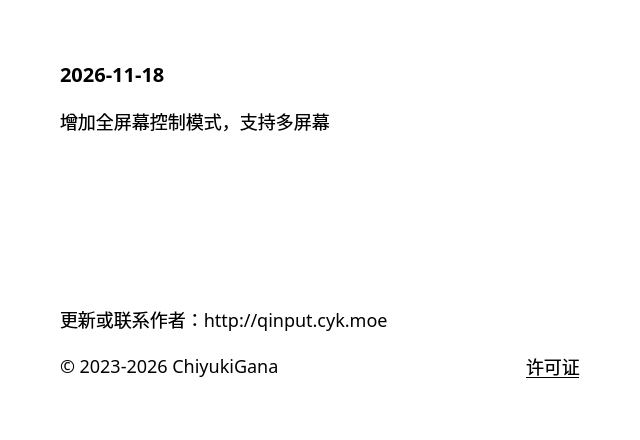
Old version of the form source/ui/AboutUi.ui in the repository ChiyukiGana/Quickinput.
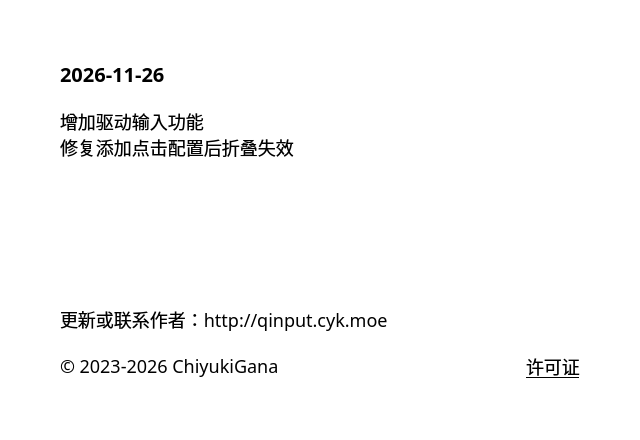
New version of the form.

Patch:
```diff
--- a/source/ui/AboutUi.ui
+++ b/source/ui/AboutUi.ui
@@ -63,7 +63,7 @@
       <string notr="true">font-size:20px</string>
      </property>
      <property name="text">
-      <string>2026-11-18</string>
+      <string>2026-11-26</string>
      </property>
      <property name="textFormat">
       <enum>Qt::TextFormat::PlainText</enum>
@@ -79,7 +79,8 @@
       </sizepolicy>
      </property>
      <property name="text">
-      <string>增加全屏幕控制模式，支持多屏幕</string>
+      <string>增加驱动输入功能
+修复添加点击配置后折叠失效</string>
      </property>
      <property name="textFormat">
       <enum>Qt::TextFormat::PlainText</enum>
```
